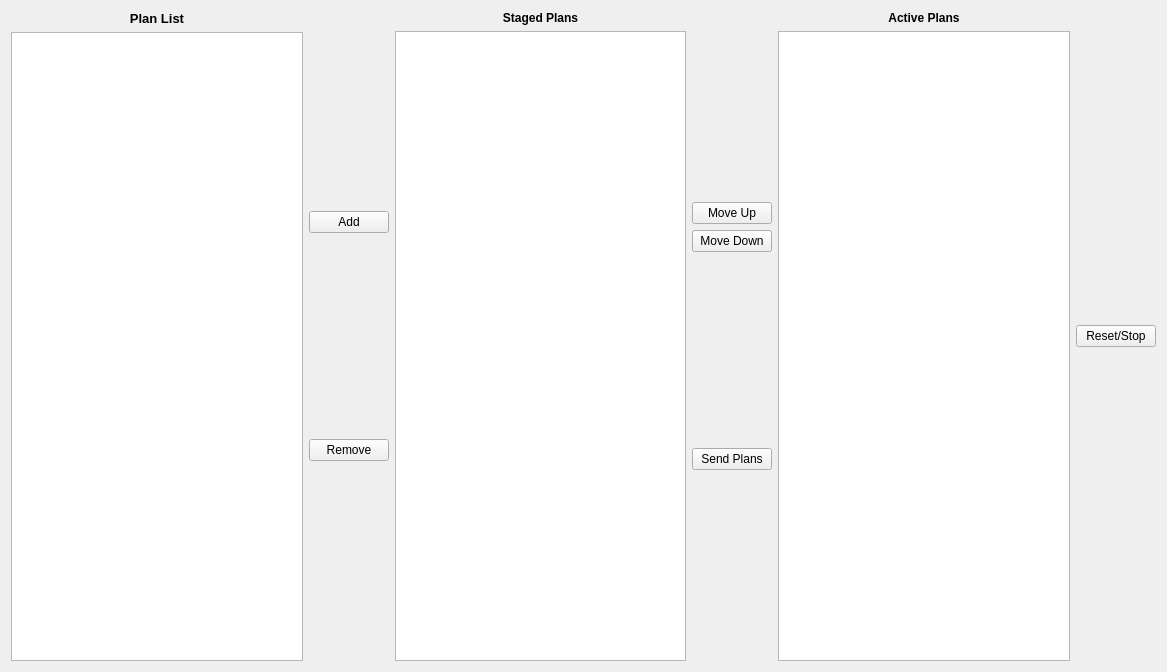
nasa/ow_autonomy, file ow_plexil/rqt_plexil_plan_selection/resource/plexil_plan_selection.ui: the form before one commit.
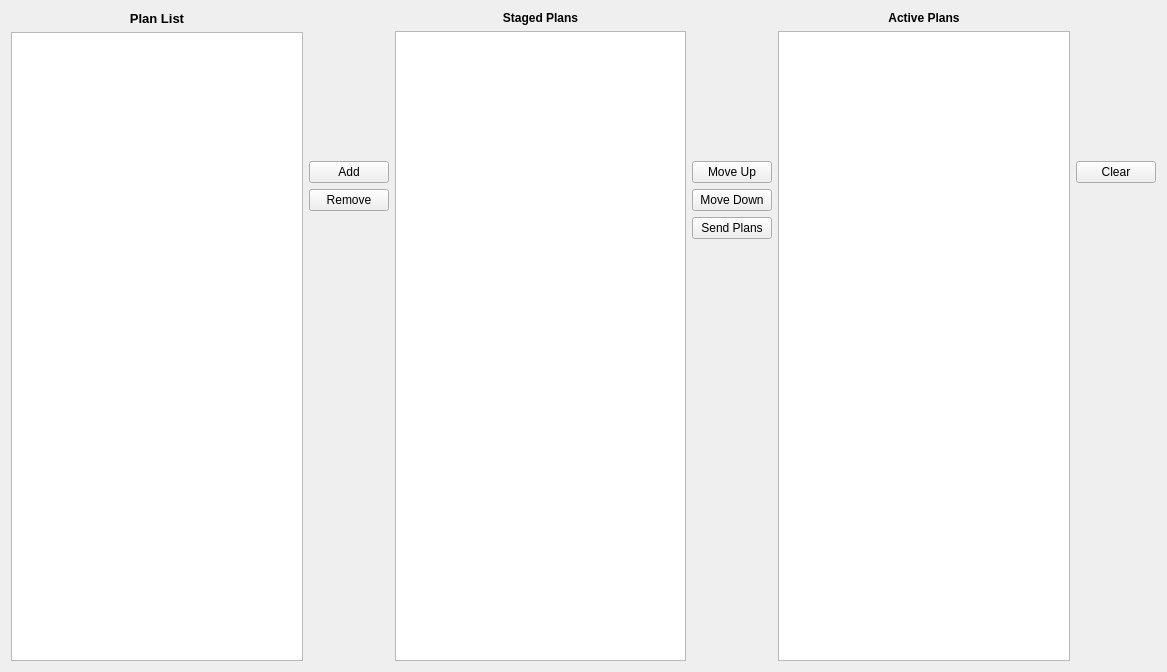
The form after the commit.

Commit message: Added explicit destructor to PlexilPlanSelection, moved plan selection to central plexil node and the command-line interface to the terminal_selection_node, renamed member variable to fit coding style better.

Diff of the .ui file:
```diff
--- a/ow_plexil/rqt_plexil_plan_selection/resource/plexil_plan_selection.ui
+++ b/ow_plexil/rqt_plexil_plan_selection/resource/plexil_plan_selection.ui
@@ -55,6 +55,22 @@
      </item>
      <item>
       <layout class="QVBoxLayout" name="verticalLayout">
+       <item>
+        <spacer name="verticalSpacer_4">
+         <property name="orientation">
+          <enum>Qt::Vertical</enum>
+         </property>
+         <property name="sizeType">
+          <enum>QSizePolicy::Maximum</enum>
+         </property>
+         <property name="sizeHint" stdset="0">
+          <size>
+           <width>20</width>
+           <height>150</height>
+          </size>
+         </property>
+        </spacer>
+       </item>
        <item>
         <widget class="QPushButton" name="addButton">
          <property name="text">
@@ -69,6 +85,19 @@
          </property>
         </widget>
        </item>
+       <item>
+        <spacer name="verticalSpacer">
+         <property name="orientation">
+          <enum>Qt::Vertical</enum>
+         </property>
+         <property name="sizeHint" stdset="0">
+          <size>
+           <width>20</width>
+           <height>40</height>
+          </size>
+         </property>
+        </spacer>
+       </item>
       </layout>
      </item>
      <item>
@@ -120,10 +149,13 @@
          <property name="orientation">
           <enum>Qt::Vertical</enum>
          </property>
+         <property name="sizeType">
+          <enum>QSizePolicy::Maximum</enum>
+         </property>
          <property name="sizeHint" stdset="0">
           <size>
            <width>20</width>
-           <height>40</height>
+           <height>150</height>
           </size>
          </property>
         </spacer>
@@ -142,19 +174,6 @@
          </property>
         </widget>
        </item>
-       <item>
-        <spacer name="verticalSpacer">
-         <property name="orientation">
-          <enum>Qt::Vertical</enum>
-         </property>
-         <property name="sizeHint" stdset="0">
-          <size>
-           <width>20</width>
-           <height>40</height>
-          </size>
-         </property>
-        </spacer>
-       </item>
        <item>
         <widget class="QPushButton" name="sendButton">
          <property name="text">
@@ -229,11 +248,44 @@
       </layout>
      </item>
      <item>
-      <widget class="QPushButton" name="resetButton">
-       <property name="text">
-        <string>Reset/Stop</string>
-       </property>
-      </widget>
+      <layout class="QVBoxLayout" name="verticalLayout_5">
+       <item>
+        <spacer name="verticalSpacer_5">
+         <property name="orientation">
+          <enum>Qt::Vertical</enum>
+         </property>
+         <property name="sizeType">
+          <enum>QSizePolicy::Maximum</enum>
+         </property>
+         <property name="sizeHint" stdset="0">
+          <size>
+           <width>20</width>
+           <height>150</height>
+          </size>
+         </property>
+        </spacer>
+       </item>
+       <item>
+        <widget class="QPushButton" name="resetButton">
+         <property name="text">
+          <string>Clear</string>
+         </property>
+        </widget>
+       </item>
+       <item>
+        <spacer name="verticalSpacer_6">
+         <property name="orientation">
+          <enum>Qt::Vertical</enum>
+         </property>
+         <property name="sizeHint" stdset="0">
+          <size>
+           <width>20</width>
+           <height>40</height>
+          </size>
+         </property>
+        </spacer>
+       </item>
+      </layout>
      </item>
     </layout>
    </item>
```
The commit also changes 8 other files.
